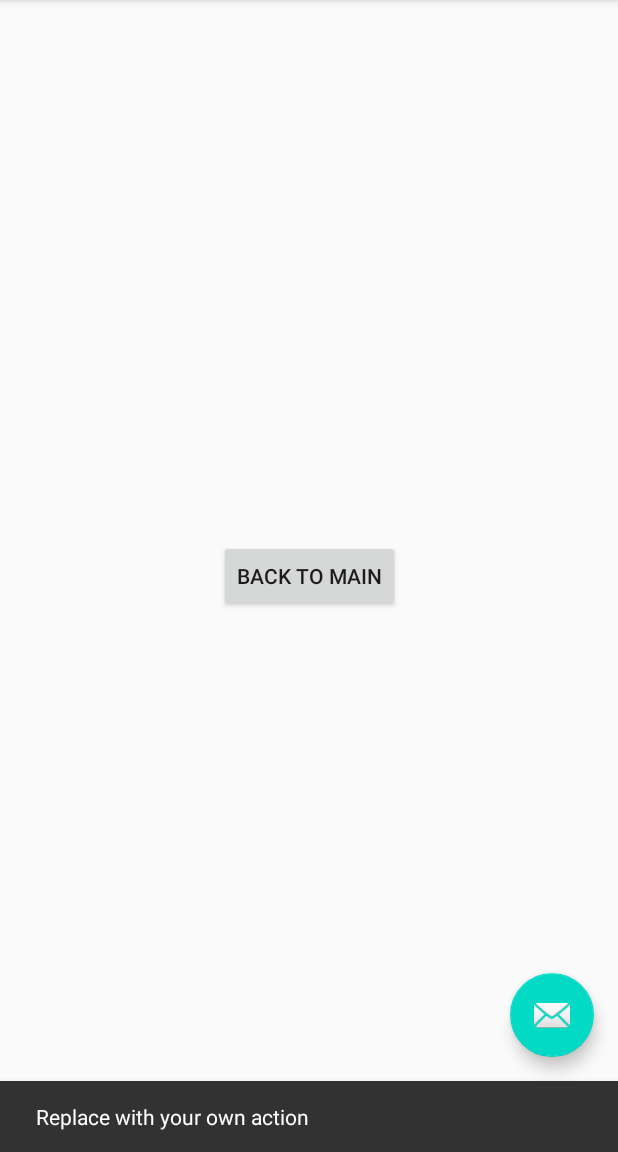
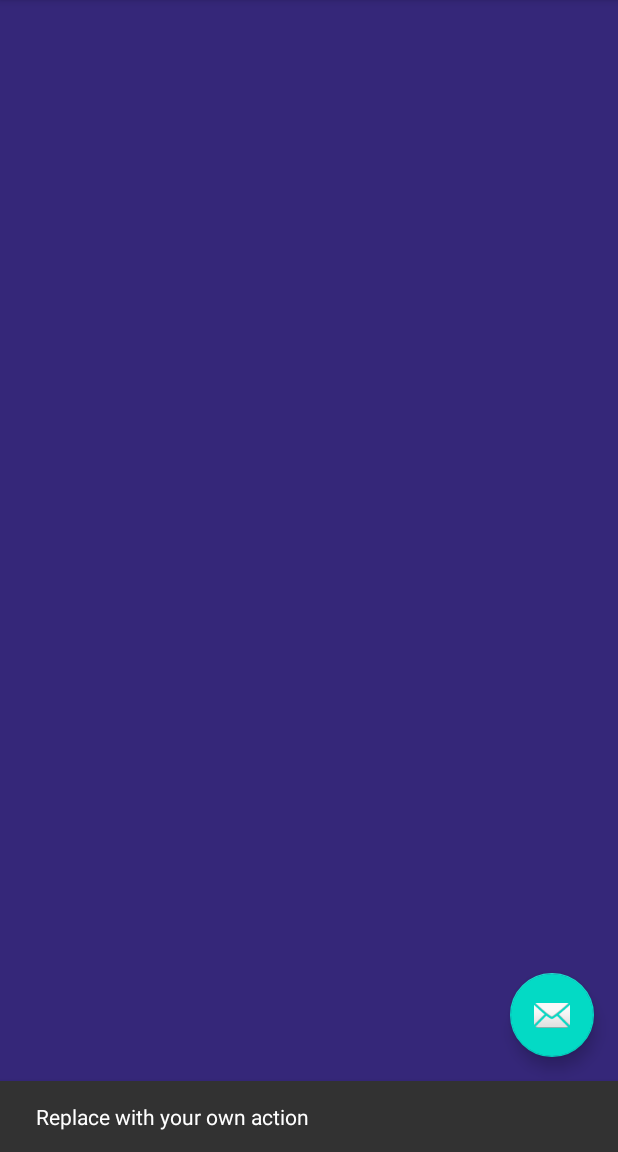
Before and after one commit to ChristosLabrou/CineMatchMe, an Android app: the screen it shows after launch (MainActivity), after a tap on an icon or button, on a phone screen of 412 x 824 dp, the part 84-1236 px from its top. Run offline under Robolectric (Android 15) with nearby library versions, the phone set to English and light mode, and no system bars.

Commit message:
changed background color for login screen

```diff
--- a/app/src/main/res/layout/login.xml
+++ b/app/src/main/res/layout/login.xml
@@ -5,7 +5,7 @@
         xmlns:tools="http://schemas.android.com/tools"
         android:layout_width="match_parent"
         android:layout_height="match_parent" android:id="@+id/login"
->
+        android:background="@color/screenBackground">
 
 
     <Button
@@ -13,5 +13,7 @@
             android:layout_width="wrap_content"
             android:layout_height="wrap_content" android:id="@+id/back"
             app:layout_constraintTop_toTopOf="parent" app:layout_constraintStart_toStartOf="parent"
-            app:layout_constraintEnd_toEndOf="parent" app:layout_constraintBottom_toBottomOf="parent"/>
+            app:layout_constraintEnd_toEndOf="parent" app:layout_constraintBottom_toBottomOf="parent"
+            app:layout_constraintHorizontal_bias="0.498" app:layout_constraintVertical_bias="1.0"
+    />
 </androidx.constraintlayout.widget.ConstraintLayout>
--- a/app/src/main/res/values/colors.xml
+++ b/app/src/main/res/values/colors.xml
@@ -4,5 +4,6 @@
     <color name="colorPrimaryDark">#3700B3</color>
     <color name="colorAccent">#03DAC5</color>
     <color name="buttonBackground">#BBDEFB</color>
+    <color name="screenBackground">#352779</color>
 
 </resources>
```
